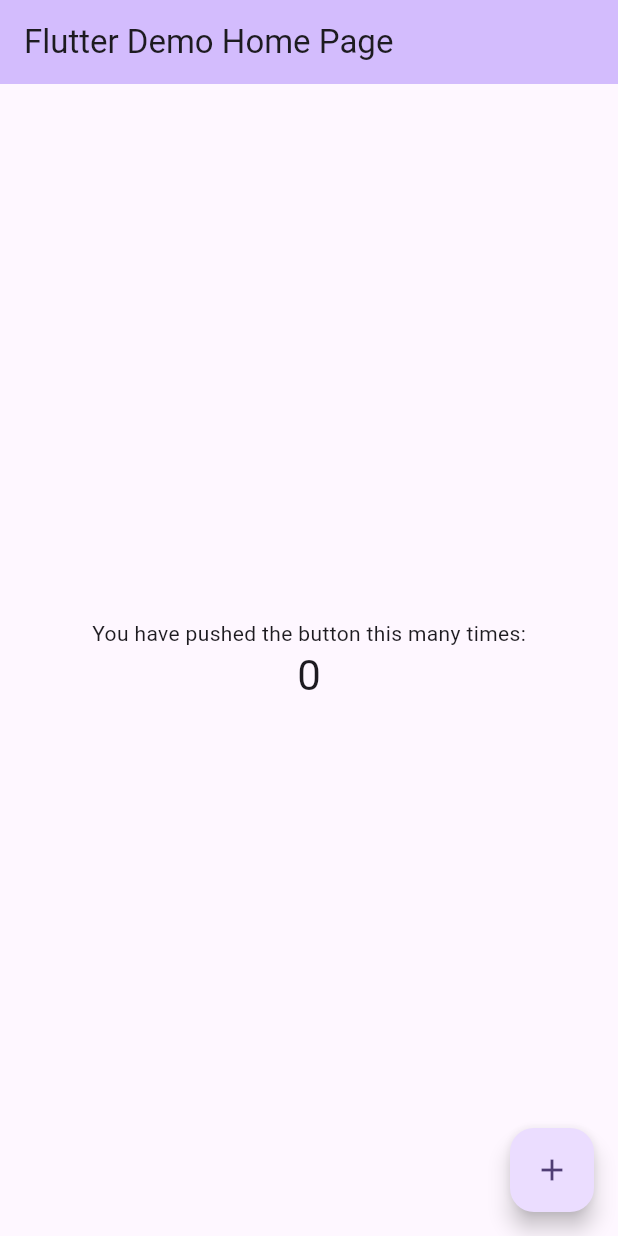
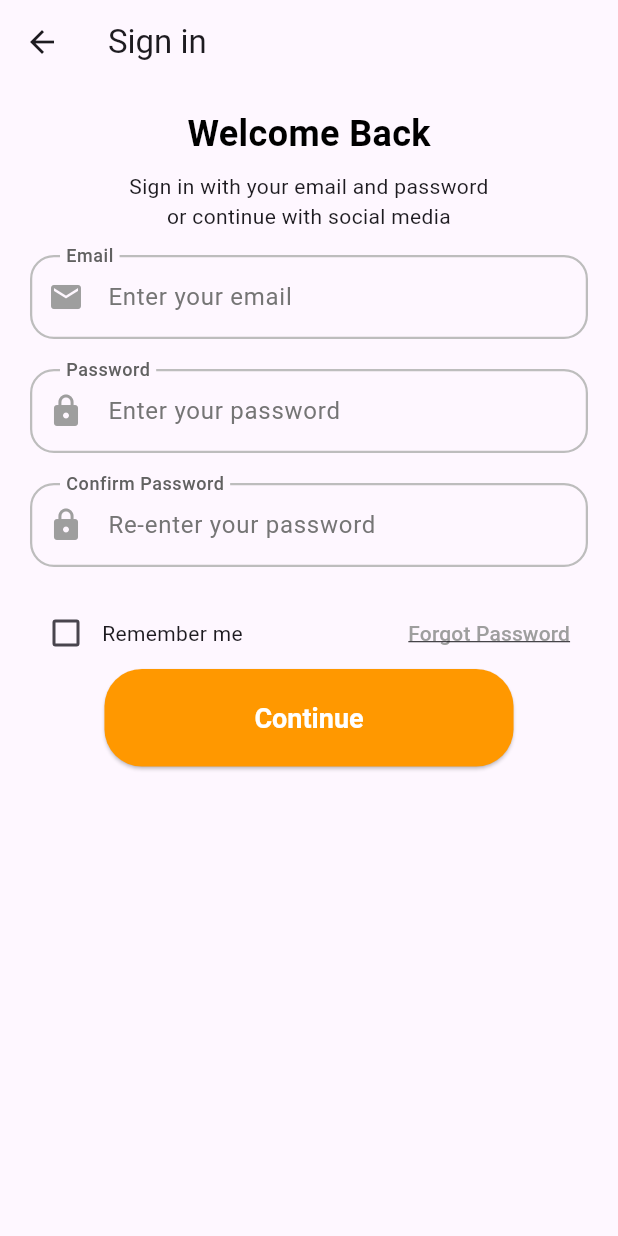
Before and after one commit to VTNQ/M-G_Booking, a Flutter app: the screen it shows after launch, on a phone screen of 412 x 824 dp. Run offline on Flutter 3.47's test engine with Material 3 defaults, Android fonts, the phone set to English and light mode, and no system bars; our stand-ins replace flutter_screenutil, flutter_svg.

Commit message:
Update Task

```diff
--- /dev/null
+++ b/Mobile/lib/Views/LoginView.dart
@@ -0,0 +1,50 @@
+import 'package:flutter/material.dart';
+import 'package:mobile/Views/sign_up/components/sign_up_form.dart';
+
+class Loginview extends StatelessWidget {
+  @override
+  Widget build(BuildContext context) {
+    return Scaffold(
+      appBar: AppBar(
+        title: const Text("Sign in"),
+        leading: IconButton(
+          icon: const Icon(Icons.arrow_back),
+          onPressed: () {
+            Navigator.pop(context); // Handle back navigation
+          },
+        ),
+      ),
+      body: SafeArea(
+        child: SizedBox(
+          width: double.infinity,
+          child: Padding(
+            padding: const EdgeInsets.symmetric(horizontal: 20),
+            child: SingleChildScrollView(
+              child: Column(
+                children: [
+                  const SizedBox(height: 16),
+                  const Text(
+                    "Welcome Back",
+                    style: TextStyle(
+                      color: Colors.black,
+                      fontSize: 24,
+                      fontWeight: FontWeight.bold,
+                    ),
+                  ),
+                  const SizedBox(height: 8),
+                  const Text(
+                    "Sign in with your email and password\nor continue with social media",
+                    textAlign: TextAlign.center,
+                  ),
+                  const SizedBox(height: 16),
+                  SignUpForm(), // Removed the const keyword here
+                  const SizedBox(height: 16),
+                ],
+              ),
+            ),
+          ),
+        ),
+      ),
+    );
+  }
+}
--- /dev/null
+++ b/Mobile/lib/Views/sign_up/components/sign_up_form.dart
@@ -0,0 +1,243 @@
+import 'package:flutter/material.dart';
+
+
+import '../../../constants.dart';
+
+
+class SignUpForm extends StatefulWidget {
+  const SignUpForm({super.key});
+
+  @override
+  _SignUpFormState createState() => _SignUpFormState();
+}
+
+class _SignUpFormState extends State<SignUpForm> {
+  final _formKey = GlobalKey<FormState>();
+  String? email;
+  String? password;
+  bool _rememberMe = false;
+  String? conform_password;
+  bool remember = false;
+  final List<String?> errors = [];
+
+  void addError({String? error}) {
+    if (!errors.contains(error)) {
+      setState(() {
+        errors.add(error);
+      });
+    }
+  }
+
+  void removeError({String? error}) {
+    if (errors.contains(error)) {
+      setState(() {
+        errors.remove(error);
+      });
+    }
+  }
+
+  @override
+  Widget build(BuildContext context) {
+    return Form(
+      key: _formKey,
+      child: Column(
+        children: [
+          TextFormField(
+            obscureText: false, // Set to false for email field
+            onSaved: (newValue) => email = newValue, // Save the value for email or other fields
+            onChanged: (value) {
+              if (value.isNotEmpty) {
+                removeError(error: kEmailNullError); // Replace with appropriate error checks
+              }
+              email = value;
+            },
+            validator: (value) {
+              if (value!.isEmpty) {
+                addError(error: kEmailNullError); // Replace with the relevant error for email
+                return "";
+              }
+              return null;
+            },
+            decoration: InputDecoration(
+              labelText: "Email", // Label for the text field
+              hintText: "Enter your email", // Hint text for guidance
+              floatingLabelBehavior: FloatingLabelBehavior.always, // Always float the label
+              prefixIcon: Icon(Icons.email, color: Colors.grey), // Envelope icon on the left side
+              border: OutlineInputBorder(
+                borderRadius: BorderRadius.circular(16), // Rounded corners for a smoother look
+                borderSide: BorderSide(color: Colors.grey.shade400, width: 1.5), // Border color and width
+              ),
+              focusedBorder: OutlineInputBorder(
+                borderRadius: BorderRadius.circular(16), // Rounded corners when focused
+                borderSide: BorderSide(color: Colors.blue, width: 2), // Focused border color
+              ),
+              enabledBorder: OutlineInputBorder(
+                borderRadius: BorderRadius.circular(16), // Rounded corners when enabled
+                borderSide: BorderSide(color: Colors.grey.shade400, width: 1.5), // Border color when enabled
+              ),
+              contentPadding: EdgeInsets.symmetric(vertical: 16, horizontal: 20), // Better padding for comfort
+              hintStyle: TextStyle(color: Colors.grey.shade600), // Lighter color for hint text
+              labelStyle: TextStyle(
+                color: Colors.grey.shade700, // Darker color for the label text
+                fontWeight: FontWeight.w500, // Slightly bold label
+              ),
+            ),
+          ),
+          const SizedBox(height: 20),
+          TextFormField(
+            obscureText: true, // Set to true for password field
+            onSaved: (newValue) => password = newValue!, // Save the password value
+            onChanged: (value) {
+              if (value.isNotEmpty) {
+                removeError(error: kPassNullError); // Replace with appropriate error check for password
+              }
+              password = value;
+            },
+            validator: (value) {
+              if (value!.isEmpty) {
+                addError(error: kPassNullError); // Replace with the relevant error for password
+                return "";
+              }
+              // Optional: Additional password validation (e.g., length, special characters)
+              if (value.length < 6) {
+                addError(error: kPassNullError); // Custom error for short password
+                return "";
+              }
+              return null;
+            },
+            decoration: InputDecoration(
+              labelText: "Password", // Label for the text field
+              hintText: "Enter your password", // Hint text for guidance
+              floatingLabelBehavior: FloatingLabelBehavior.always, // Always float the label
+              prefixIcon: Icon(Icons.lock, color: Colors.grey), // Lock icon on the left side
+              border: OutlineInputBorder(
+                borderRadius: BorderRadius.circular(16), // Rounded corners for a smoother look
+                borderSide: BorderSide(color: Colors.grey.shade400, width: 1.5), // Border color and width
+              ),
+              focusedBorder: OutlineInputBorder(
+                borderRadius: BorderRadius.circular(16), // Rounded corners when focused
+                borderSide: BorderSide(color: Colors.blue, width: 2), // Focused border color
+              ),
+              enabledBorder: OutlineInputBorder(
+                borderRadius: BorderRadius.circular(16), // Rounded corners when enabled
+                borderSide: BorderSide(color: Colors.grey.shade400, width: 1.5), // Border color when enabled
+              ),
+              contentPadding: EdgeInsets.symmetric(vertical: 16, horizontal: 20), // Better padding for comfort
+              hintStyle: TextStyle(color: Colors.grey.shade600), // Lighter color for hint text
+              labelStyle: TextStyle(
+                color: Colors.grey.shade700, // Darker color for the label text
+                fontWeight: FontWeight.w500, // Slightly bold label
+              ),
+            ),
+          ),
+
+
+          const SizedBox(height: 20),
+          TextFormField(
+            obscureText: true, // Set to true for password field
+            onSaved: (newValue) => conform_password = newValue!, // Save the password value
+            onChanged: (value) {
+              if (value.isNotEmpty) {
+                removeError(error: kPassNullError); // Replace with appropriate error check for password
+              }
+              conform_password = value;
+            },
+            validator: (value) {
+              if (value!.isEmpty) {
+                addError(error: kPassNullError); // Replace with the relevant error for password
+                return "";
+              }
+              // Optional: Additional password validation (e.g., length, special characters)
+              if (value.length < 6) {
+                addError(error: kPassNullError); // Custom error for short password
+                return "";
+              }
+              return null;
+            },
+            decoration: InputDecoration(
+              labelText: "Confirm Password", // Label for the text field
+              hintText: "Re-enter your password", // Hint text for guidance
+              floatingLabelBehavior: FloatingLabelBehavior.always, // Always float the label
+              prefixIcon: Icon(Icons.lock, color: Colors.grey), // Lock icon on the left side
+              border: OutlineInputBorder(
+                borderRadius: BorderRadius.circular(16), // Rounded corners for a smoother look
+                borderSide: BorderSide(color: Colors.grey.shade400, width: 1.5), // Border color and width
+              ),
+              focusedBorder: OutlineInputBorder(
+                borderRadius: BorderRadius.circular(16), // Rounded corners when focused
+                borderSide: BorderSide(color: Colors.blue, width: 2), // Focused border color
+              ),
+              enabledBorder: OutlineInputBorder(
+                borderRadius: BorderRadius.circular(16), // Rounded corners when enabled
+                borderSide: BorderSide(color: Colors.grey.shade400, width: 1.5), // Border color when enabled
+              ),
+              contentPadding: EdgeInsets.symmetric(vertical: 16, horizontal: 20), // Better padding for comfort
+              hintStyle: TextStyle(color: Colors.grey.shade600), // Lighter color for hint text
+              labelStyle: TextStyle(
+                color: Colors.grey.shade700, // Darker color for the label text
+                fontWeight: FontWeight.w500, // Slightly bold label
+              ),
+            ),
+          ),
+
+          const SizedBox(height: 20),
+          Row(
+            mainAxisAlignment: MainAxisAlignment.spaceBetween, // Canh lề các phần tử trong Row
+            children: [
+              Row( // Nhóm Checkbox và Text "Remember me"
+                children: [
+                  Checkbox(
+                    value: _rememberMe, // Thay thế bằng biến trạng thái của bạn
+                    onChanged: (value) {
+                      setState(() {
+                        _rememberMe = value!;
+                      });
+                    },
+                  ),
+                  const Text("Remember me"),
+                ],
+              ),
+              TextButton( // Sử dụng TextButton cho "Forgot Password"
+                onPressed: () {
+                  // Xử lý khi người dùng nhấn vào "Forgot Password"
+                  // Ví dụ: điều hướng đến màn hình quên mật khẩu
+                },
+                child: const Text(
+                  "Forgot Password",
+                  style: TextStyle(
+                    color: Colors.grey, // Điều chỉnh màu sắc nếu cần
+                    decoration: TextDecoration.underline, // Thêm gạch chân
+                  ),
+                ),
+              ),
+            ],
+          ),
+          ElevatedButton(
+            onPressed: () {
+              // Your existing onPressed function
+            },
+            style: ElevatedButton.styleFrom(
+              backgroundColor: Colors.orange, // Bạn có thể thay đổi màu nền nếu muốn
+              textStyle: const TextStyle(
+                  fontSize: 18,
+                  fontWeight: FontWeight.bold,
+                  color: Colors.white // Đặt màu chữ thành trắng
+              ),
+              padding: const EdgeInsets.symmetric(horizontal: 100, vertical: 22), // Tăng padding ngang để nút rộng hơn
+              shape: RoundedRectangleBorder(
+                borderRadius: BorderRadius.circular(25.0),
+              ),
+            ),
+
+            child: Text(
+              "Continue",
+              style: TextStyle(
+                color: Colors.white, // Text color
+              ),
+            ),
+          )
+        ],
+      ),
+    );
+  }
+}
--- a/Mobile/lib/main.dart
+++ b/Mobile/lib/main.dart
@@ -1,4 +1,6 @@
 import 'package:flutter/material.dart';
+import 'package:mobile/Views/LoginView.dart';
+
 
 void main() {
   runApp(const MyApp());
@@ -7,31 +9,15 @@ void main() {
 class MyApp extends StatelessWidget {
   const MyApp({super.key});
 
-  // This widget is the root of your application.
   @override
   Widget build(BuildContext context) {
     return MaterialApp(
       title: 'Flutter Demo',
       theme: ThemeData(
-        // This is the theme of your application.
-        //
-        // TRY THIS: Try running your application with "flutter run". You'll see
-        // the application has a purple toolbar. Then, without quitting the app,
-        // try changing the seedColor in the colorScheme below to Colors.green
-        // and then invoke "hot reload" (save your changes or press the "hot
-        // reload" button in a Flutter-supported IDE, or press "r" if you used
-        // the command line to start the app).
-        //
-        // Notice that the counter didn't reset back to zero; the application
-        // state is not lost during the reload. To reset the state, use hot
-        // restart instead.
-        //
-        // This works for code too, not just values: Most code changes can be
-        // tested with just a hot reload.
         colorScheme: ColorScheme.fromSeed(seedColor: Colors.deepPurple),
         useMaterial3: true,
       ),
-      home: const MyHomePage(title: 'Flutter Demo Home Page'),
+      home: Loginview(),
     );
   }
 }
@@ -39,19 +25,10 @@ class MyApp extends StatelessWidget {
 class MyHomePage extends StatefulWidget {
   const MyHomePage({super.key, required this.title});
 
-  // This widget is the home page of your application. It is stateful, meaning
-  // that it has a State object (defined below) that contains fields that affect
-  // how it looks.
-
-  // This class is the configuration for the state. It holds the values (in this
-  // case the title) provided by the parent (in this case the App widget) and
-  // used by the build method of the State. Fields in a Widget subclass are
-  // always marked "final".
-
   final String title;
 
   @override
-  State<MyHomePage> createState() => _MyHomePageState();
+  State<MyHomePage> createState() => _MyHomePageState(); // Correct return type
 }
 
 class _MyHomePageState extends State<MyHomePage> {
@@ -59,59 +36,28 @@ class _MyHomePageState extends State<MyHomePage> {
 
   void _incrementCounter() {
     setState(() {
-      // This call to setState tells the Flutter framework that something has
-      // changed in this State, which causes it to rerun the build method below
-      // so that the display can reflect the updated values. If we changed
-      // _counter without calling setState(), then the build method would not be
-      // called again, and so nothing would appear to happen.
       _counter++;
     });
   }
 
   @override
   Widget build(BuildContext context) {
-    // This method is rerun every time setState is called, for instance as done
-    // by the _incrementCounter method above.
-    //
-    // The Flutter framework has been optimized to make rerunning build methods
-    // fast, so that you can just rebuild anything that needs updating rather
-    // than having to individually change instances of widgets.
     return Scaffold(
       appBar: AppBar(
-        // TRY THIS: Try changing the color here to a specific color (to
-        // Colors.amber, perhaps?) and trigger a hot reload to see the AppBar
-        // change color while the other colors stay the same.
         backgroundColor: Theme.of(context).colorScheme.inversePrimary,
-        // Here we take the value from the MyHomePage object that was created by
-        // the App.build method, and use it to set our appbar title.
         title: Text(widget.title),
       ),
       body: Center(
-        // Center is a layout widget. It takes a single child and positions it
-        // in the middle of the parent.
         child: Column(
-          // Column is also a layout widget. It takes a list of children and
-          // arranges them vertically. By default, it sizes itself to fit its
-          // children horizontally, and tries to be as tall as its parent.
-          //
-          // Column has various properties to control how it sizes itself and
-          // how it positions its children. Here we use mainAxisAlignment to
-          // center the children vertically; the main axis here is the vertical
-          // axis because Columns are vertical (the cross axis would be
-          // horizontal).
-          //
-          // TRY THIS: Invoke "debug painting" (choose the "Toggle Debug Paint"
-          // action in the IDE, or press "p" in the console), to see the
-          // wireframe for each widget.
           mainAxisAlignment: MainAxisAlignment.center,
           children: <Widget>[
-            const Text(
-              'You have pushed the button this many times:',
-            ),
+            const Text('You have pushed the button this many times:'),
             Text(
               '$_counter',
               style: Theme.of(context).textTheme.headlineMedium,
             ),
+            const SizedBox(height: 20),
+            const MyApp(), // Display LoginScreen inside MyHomePage
           ],
         ),
       ),
@@ -119,7 +65,7 @@ class _MyHomePageState extends State<MyHomePage> {
         onPressed: _incrementCounter,
         tooltip: 'Increment',
         child: const Icon(Icons.add),
-      ), // This trailing comma makes auto-formatting nicer for build methods.
+      ),
     );
   }
 }
```
Also changed, not shown: Mobile/lib/Views/init_screen.dart (added, +118 -0 lines), Mobile/lib/Views/sign_up/sign_up_screen.dart (added, +54 -0 lines), Mobile/lib/constants.dart (added, +48 -0 lines), Mobile/lib/helper/keyboard.dart (added, +10 -0 lines), Mobile/lib/login_success/login_success_screen.dart (added, +47 -0 lines), Mobile/lib/theming/colors.dart (added, +12 -0 lines), Mobile/lib/theming/styles.dart (added, +69 -0 lines), Mobile/pubspec.yaml (+11 -0 lines), Mobile/lib/Views/Login.dart (deleted), Mobile/pubspec.lock, 10 other files.
